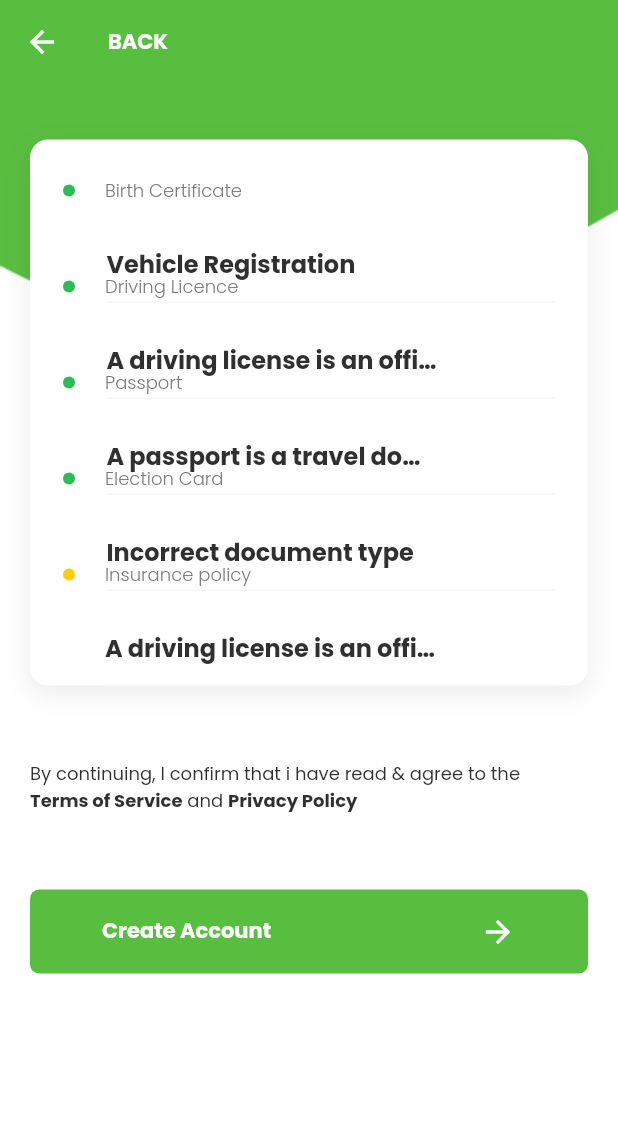
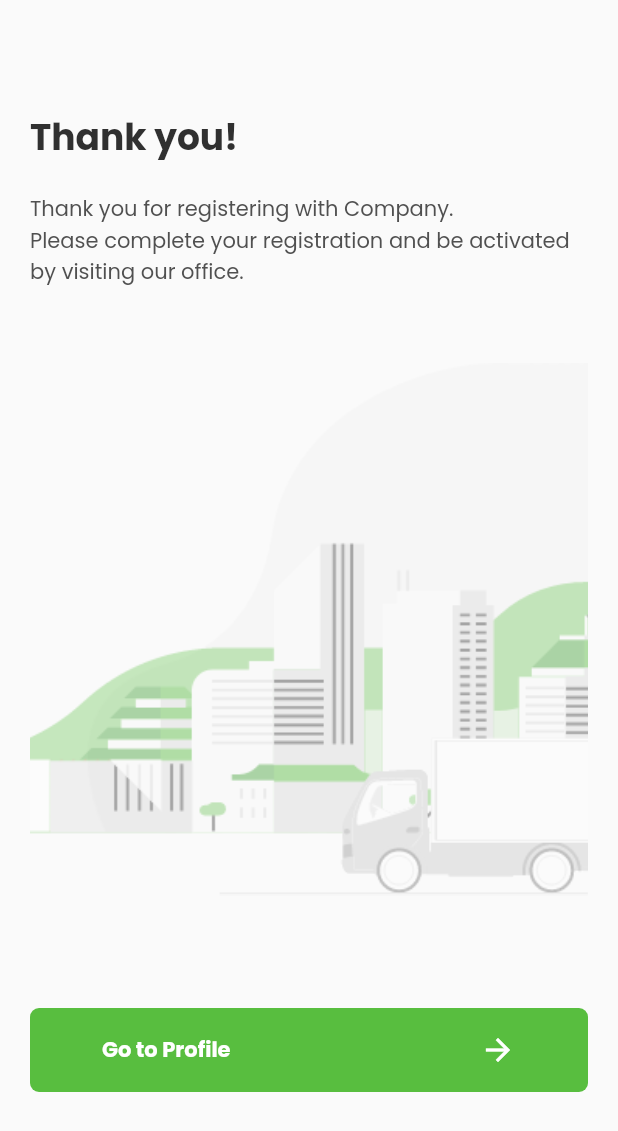
Before and after one commit to duchdtran/taxi_driver, a Flutter app: the SignUpDocumentsScreen screen opened by its route, after a tap on "Create Account", on a phone screen of 412 x 824 dp. Shown: the top 1131 px of the screen. Run offline on Flutter 3.47's test engine with Material 2 defaults, Android fonts, the phone set to English and light mode, and no system bars; our stand-ins replace flutter_multi_formatter, flutter_rating_bar, intl_phone_number_input, pin_code_fields; statements that could not run were skipped.

Commit message:
Refs #9: Develop sign up thanks screen

```diff
--- a/lib/main.dart
+++ b/lib/main.dart
@@ -7,6 +7,7 @@ import 'views/screens/sign_up/documents/index.dart';
 import 'views/screens/sign_up/index.dart';
 import 'views/screens/sign_up/otp/index.dart';
 import 'views/screens/sign_up/personal/index.dart';
+import 'views/screens/sign_up/thanks/index.dart';
 import 'views/screens/welcome/index.dart';
 
 void main() {
@@ -26,6 +27,7 @@ class MyApp extends StatelessWidget {
         AppRouters.signUpPersonalScreen: (context) => SignUpPersonalScreen(),
         AppRouters.signUpBankCardScreen: (context) => SignUpBankCardScreen(),
         AppRouters.signUpDocumentsScreen: (context) => SignUpDocumentsScreen(),
+        AppRouters.signUpThanksScreen: (context) => SignUpThanksScreen(),
       },
     );
   }
--- a/lib/views/routers/app_routers.dart
+++ b/lib/views/routers/app_routers.dart
@@ -6,4 +6,5 @@ class AppRouters {
   static const signUpPersonalScreen = '/sign_up/personal';
   static const signUpBankCardScreen = '/sign_up/bank_card';
   static const signUpDocumentsScreen = '/sign_up/documents';
+  static const signUpThanksScreen = '/sign_up/thanks';
 }
--- a/lib/views/screens/sign_up/documents/index.dart
+++ b/lib/views/screens/sign_up/documents/index.dart
@@ -1,6 +1,8 @@
 import 'package:flutter/gestures.dart';
 import 'package:flutter/material.dart';
+
 import '../../../resources/style.dart';
+import '../../../routers/app_routers.dart';
 import '../../../widgets/app_button.dart';
 import '../../../widgets/app_stepper_widget.dart';
 import '../../base/_index.dart';
@@ -14,7 +16,12 @@ class SignUpDocumentsScreen extends StatelessWidget {
       const SizedBox(height: 50),
       _buildTermAndPrivacy(context),
       const SizedBox(height: 50),
-      _buildCreateAccountButton(context),
+      _buildCreateAccountButton(
+        context,
+        onPressed: () {
+          Navigator.pushNamed(context, AppRouters.signUpThanksScreen);
+        },
+      ),
       const SizedBox(height: 37),
     ]);
   }
@@ -47,7 +54,11 @@ class SignUpDocumentsScreen extends StatelessWidget {
     );
   }
 
-  Widget _buildCreateAccountButton(BuildContext context) {
-    return AppButton.icon(label: 'Create Account', onPressed: () {});
+  Widget _buildCreateAccountButton(BuildContext context,
+      {VoidCallback onPressed}) {
+    return AppButton.icon(
+      label: 'Create Account',
+      onPressed: onPressed,
+    );
   }
 }
--- /dev/null
+++ b/lib/views/screens/sign_up/thanks/index.dart
@@ -0,0 +1,58 @@
+import 'package:flutter/material.dart';
+import 'package:taxi_driver/views/resources/color.dart';
+import 'package:taxi_driver/views/resources/dimension.dart';
+import 'package:taxi_driver/views/resources/images.dart';
+import 'package:taxi_driver/views/resources/style.dart';
+import 'package:taxi_driver/views/widgets/app_button.dart';
+import '../../base/_index.dart';
+
+class SignUpThanksScreen extends StatelessWidget {
+  @override
+  Widget build(BuildContext context) {
+    return Scaffold(
+        body: Padding(
+      padding: const EdgeInsets.symmetric(
+          horizontal: AppDimension.screenHorizontalMargin),
+      child: Column(
+        crossAxisAlignment: CrossAxisAlignment.start,
+        children: [
+          const SizedBox(height: 74),
+          _buildTitle(context),
+          const SizedBox(height: 19),
+          _buildTermsAndConditions(context),
+          const SizedBox(height: 50),
+          Expanded(child: _buildBackground(context)),
+          const SizedBox(height: 75),
+          _buildGoToProfileButton(context),
+          const SizedBox(height: 96),
+        ],
+      ),
+    ));
+  }
+
+  Widget _buildTitle(BuildContext context) {
+    return const Text(
+      'Thank you!',
+      style: AppStyles.stylePoppinsBold24,
+    );
+  }
+
+  Widget _buildTermsAndConditions(BuildContext context) {
+    return Text(
+      'Thank you for registering with Company. \nPlease complete your registration and be activated by visiting our office.',
+      style: AppStyles.stylePoppinsRegular14.copyWith(color: AppColors.colorMatterhorn),
+    );
+  }
+
+  Widget _buildBackground(BuildContext context) {
+    return Image.asset(
+      AppImages.bgWelcome,
+      fit: BoxFit.fitHeight,
+    );
+  }
+
+  Widget _buildGoToProfileButton(BuildContext context,
+      {VoidCallback onPressed}) {
+    return AppButton.icon(label: 'Go to Profile', onPressed: onPressed);
+  }
+}
--- a/lib/views/screens/welcome/components/show_case_page_view.dart
+++ b/lib/views/screens/welcome/components/show_case_page_view.dart
@@ -9,9 +9,9 @@ class ShowCasePageView extends StatelessWidget {
     return Column(
       children: [
         Expanded(
-          child: SingleChildScrollView(
-            scrollDirection: Axis.horizontal,
-            child: Image.asset(AppImages.bgWelcome),
+          child: Image.asset(
+            AppImages.bgWelcome,
+            fit: BoxFit.fitHeight,
           ),
         ),
         const SizedBox(height: 50),
```
